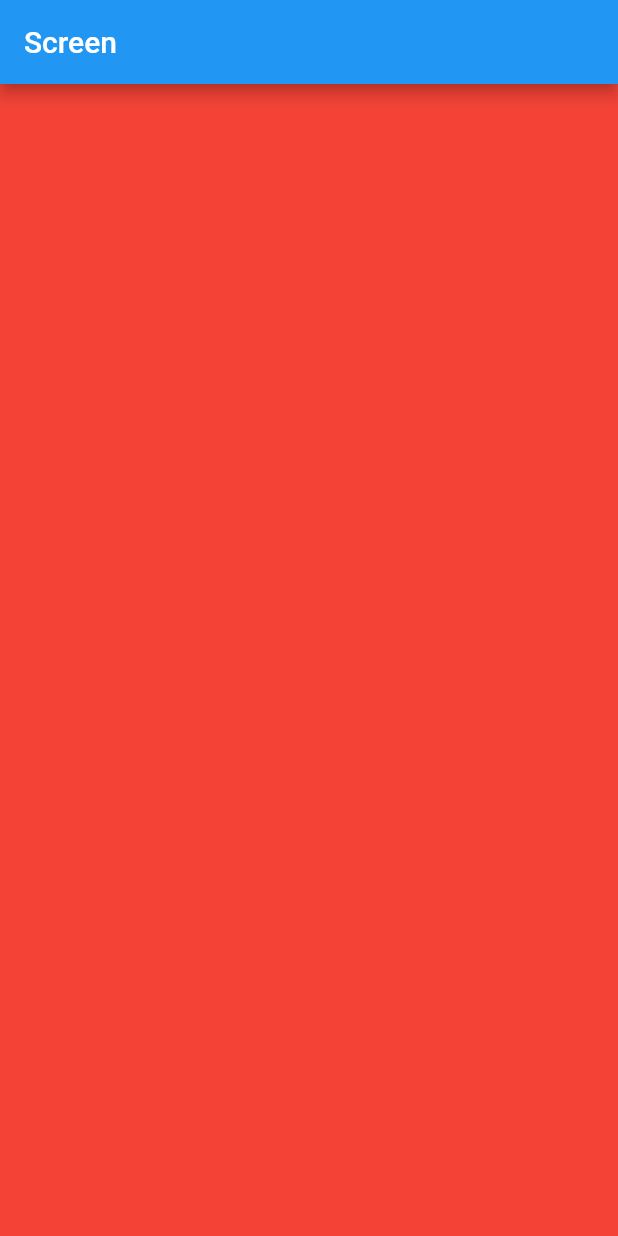
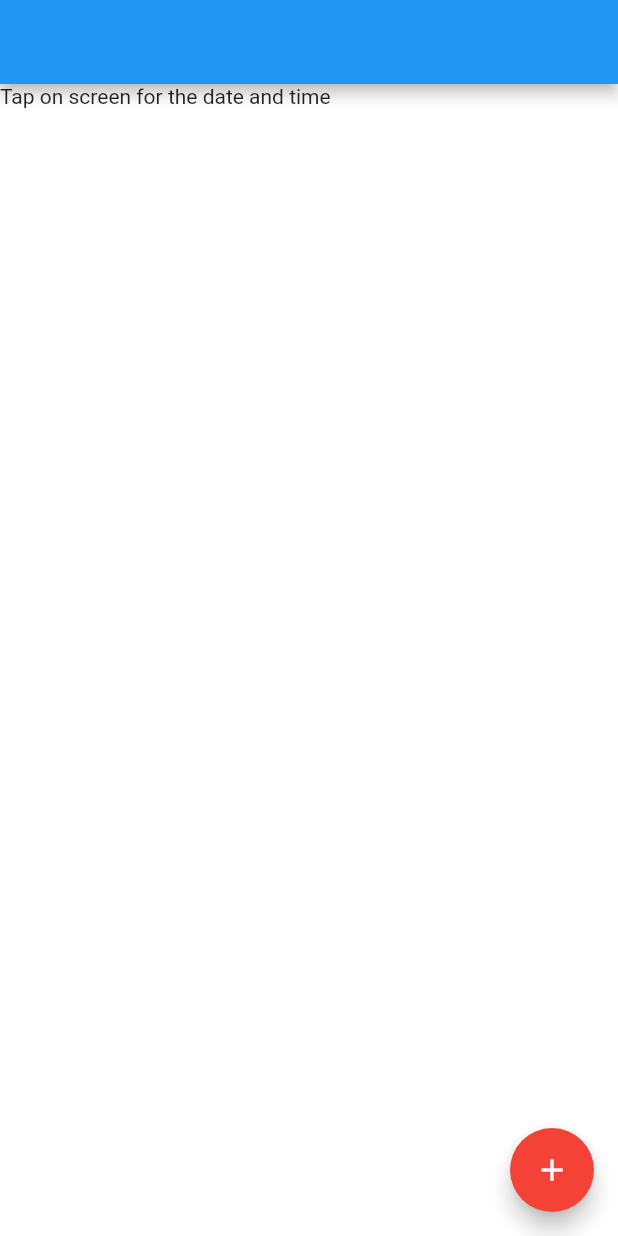
Before and after one commit to VARITHSA/statemanagement, a Flutter app: the screen it shows after launch, on a phone screen of 412 x 824 dp. Run offline on Flutter 3.47's test engine with Material 2 defaults, Android fonts, the phone set to English and light mode, and no system bars.

```diff
--- a/lib/main.dart
+++ b/lib/main.dart
@@ -1,4 +1,5 @@
 import 'package:flutter/material.dart';
+import 'package:uuid/uuid.dart';
 
 void main() {
   runApp(const MyApp());
@@ -16,9 +17,37 @@ class MyApp extends StatelessWidget {
         primarySwatch: Colors.blue,
       ),
       debugShowCheckedModeBanner: false,
-      home: const HomePage(),
+      home: ApiProvider(
+        api: Api(),
+        child: const HomePage(),
+      ),
     );
   }
+}
+
+class ApiProvider extends InheritedWidget {
+  final Api api;
+  final String uuid;
+  ApiProvider({
+    Key? key,
+    required this.api,
+    required Widget child,
+  })  : uuid = const Uuid().v4(),
+        super(
+          key: key,
+          child: child,
+        );
+
+  @override
+  bool updateShouldNotify(covariant ApiProvider oldWidget) {
+    return uuid != oldWidget.uuid;
+  }
+
+  static ApiProvider of(BuildContext context) {
+    return context.dependOnInheritedWidgetOfExactType<ApiProvider>()!;
+  }
+
+  getDateAndTime() {}
 }
 
 class HomePage extends StatefulWidget {
@@ -29,23 +58,60 @@ class HomePage extends StatefulWidget {
 }
 
 class _HomePageState extends State<HomePage> {
-  String title = "Screen";
+  ValueKey _textkey = const ValueKey<String?>(null);
+
   @override
   Widget build(BuildContext context) {
     return Scaffold(
       appBar: AppBar(
-        title: Text(title),
+        title: Text(ApiProvider.of(context).api.dateaTime ?? ""),
       ),
       body: GestureDetector(
-        onTap: (() {
+        onTap: (() async {
+          final api = ApiProvider.of(context);
+          final timeAndDate = await api.getDateAndTime();
           setState(() {
-            title = DateTime.now().toString();
+            _textkey = ValueKey(timeAndDate);
           });
         }),
-        child: Container(
-          color: Colors.red,
+        child: SizedBox.expand(
+          child: Container(
+            color: Colors.white,
+            child: DateTimeWidget(key: _textkey),
+          ),
         ),
+      ),
+      floatingActionButton: FloatingActionButton(
+        onPressed: () {},
+        backgroundColor: Colors.red,
+        child: const Icon(Icons.add),
       ),
     );
   }
 }
+
+class DateTimeWidget extends StatelessWidget {
+  const DateTimeWidget({super.key});
+
+  @override
+  Widget build(BuildContext context) {
+    final api = ApiProvider.of(context).api;
+    return Text(
+      api.dateaTime ?? 'Tap on screen for the date and time',
+    );
+  }
+}
+
+class Api {
+  String? dateaTime;
+
+  Future<String> getData() {
+    return Future.delayed(
+      const Duration(seconds: 1),
+      () => DateTime.now().toIso8601String(),
+    ).then((value) {
+      dateaTime = value;
+      return value;
+    });
+  }
+}
```
